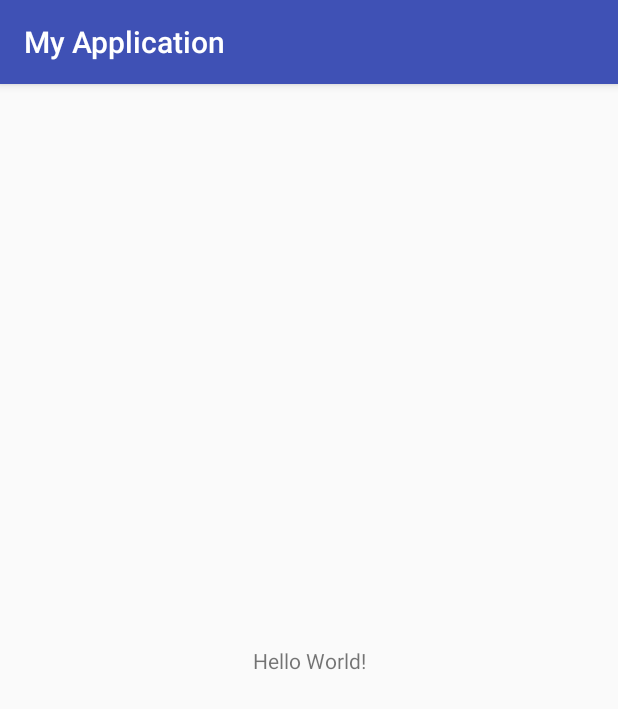
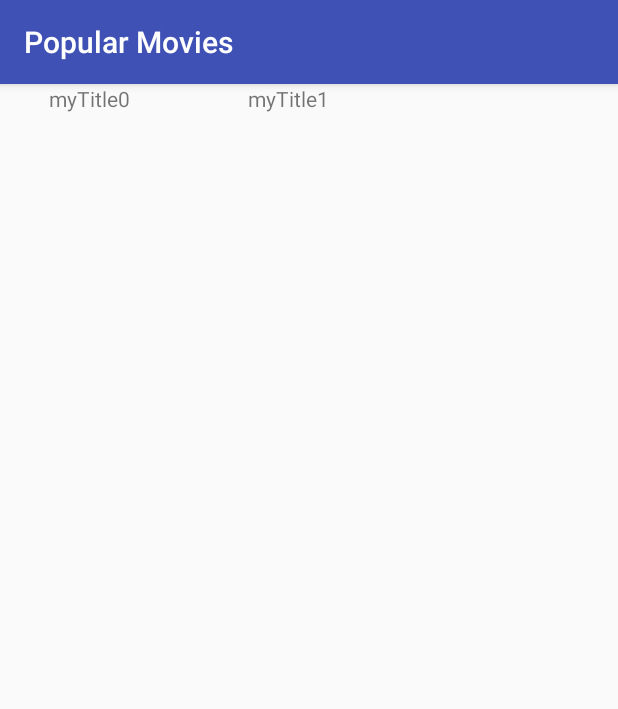
Before and after one commit to coreen/PopularMoviesKotlin, an Android app: the screen it shows after launch (MainActivity), on a phone screen of 412 x 824 dp. Shown: the top 709 px of the screen. Run offline under Robolectric (Android 15) with nearby library versions, the phone set to English and light mode, and no system bars.

Commit message:
rename package and initial gridView

```diff
--- a/app/build.gradle
+++ b/app/build.gradle
@@ -7,7 +7,7 @@ apply plugin: 'kotlin-android-extensions'
 android {
     compileSdkVersion 27
     defaultConfig {
-        applicationId "com.coreen.myapplication"
+        applicationId "com.coreen.popularmovies"
         minSdkVersion 16
         targetSdkVersion 27
         versionCode 1
--- a/app/src/main/AndroidManifest.xml
+++ b/app/src/main/AndroidManifest.xml
@@ -1,6 +1,6 @@
 <?xml version="1.0" encoding="utf-8"?>
 <manifest xmlns:android="http://schemas.android.com/apk/res/android"
-    package="com.coreen.myapplication">
+    package="com.coreen.popularmovies">
 
     <application
         android:allowBackup="true"
@@ -9,7 +9,7 @@
         android:roundIcon="@mipmap/ic_launcher_round"
         android:supportsRtl="true"
         android:theme="@style/AppTheme">
-        <activity android:name=".MainActivity">
+        <activity android:name="com.coreen.popularmovies.activity.MainActivity">
             <intent-filter>
                 <action android:name="android.intent.action.MAIN" />
 
--- /dev/null
+++ b/app/src/main/java/com/coreen/popularmovies/activity/MainActivity.kt
@@ -0,0 +1,27 @@
+package com.coreen.popularmovies.activity
+
+import android.support.v7.app.AppCompatActivity
+import android.os.Bundle
+import android.widget.GridView
+import com.coreen.popularmovies.R
+import com.coreen.popularmovies.adapter.MovieAdapter
+import com.coreen.popularmovies.model.Movie
+
+class MainActivity : AppCompatActivity() {
+
+    override fun onCreate(savedInstanceState: Bundle?) {
+        super.onCreate(savedInstanceState)
+        setContentView(R.layout.activity_main)
+
+        /**
+         * Initialize after implementing BaseAdapter
+         *
+         * https://stackoverflow.com/questions/46151681/how-can-we-implement-base-adapter-with-kotlin-in-android
+         */
+        var mGridView = findViewById<GridView>(R.id.gridview_movie)
+        mGridView.adapter = MovieAdapter(
+                this,
+                Array(2) { i -> Movie("myTitle" + i.toString(), "relativeImagePath",
+                        "mySummary", "myReleaseDate", "myVoteAvg") })
+    }
+}
--- /dev/null
+++ b/app/src/main/java/com/coreen/popularmovies/adapter/MovieAdapter.kt
@@ -0,0 +1,38 @@
+package com.coreen.popularmovies.adapter
+
+import android.content.Context
+import android.view.View
+import android.view.ViewGroup
+import android.widget.BaseAdapter
+import android.widget.TextView
+import com.coreen.popularmovies.model.Movie
+
+/**
+ * Kotlin uses Array<T> instead of primitive to have automatic getter, setter, and other functions defined
+ *
+ * https://kotlinlang.org/docs/reference/basic-types.html#arrays
+ */
+internal class MovieAdapter constructor(val context: Context, val movies: Array<Movie>): BaseAdapter() {
+    override fun getCount(): Int {
+        return movies.size
+    }
+
+    override fun getItemId(position: Int): Long {
+        return 0
+    }
+
+    /**
+     * Hack to stop Kotlin from complaining about NPE
+     *
+     * https://kotlinlang.org/docs/reference/null-safety.html
+     */
+    override fun getItem(position: Int): Any {
+        return null!!
+    }
+
+    override fun getView(position: Int, convertView: View?, parent: ViewGroup?): View {
+        var dummyTextView = TextView(context)
+        dummyTextView.text = movies[position].title
+        return dummyTextView
+    }
+}
--- /dev/null
+++ b/app/src/main/java/com/coreen/popularmovies/model/Movie.kt
@@ -0,0 +1,31 @@
+package com.coreen.popularmovies.model
+
+/**
+ * Constants defined outside class to maintain equivalent as "private static final"
+ *
+ * https://blog.egorand.me/where-do-i-put-my-constants-in-kotlin/
+ */
+const val IMAGE_BASE_URL = "http://image.tmdb.org/t/p/"
+const val IMAGE_DEFAULT_POSTER_SIZE = "w185"
+
+/**
+ * Primary constructor is part of class header
+ *
+ * https://kotlinlang.org/docs/reference/data-classes.html
+ */
+data class Movie constructor(val title: String, private val relativeImagePath: String,
+                             val summary: String, val releaseDate: String, val voteAvg: String) {
+    /**
+     * Getters and setters automatically defined (val => read-only, no setters; var => both)
+     *
+     * https://android.jlelse.eu/kotlin-for-android-developers-data-class-c2ad51a32844?gi=fe9ab7de7cce
+     */
+
+    /**
+     * Custom getter overrides
+     *
+     * https://kotlinlang.org/docs/reference/properties.html
+     */
+    val imagePath: String
+        get() = IMAGE_BASE_URL + IMAGE_DEFAULT_POSTER_SIZE + relativeImagePath
+}
--- a/app/src/main/res/layout/activity_main.xml
+++ b/app/src/main/res/layout/activity_main.xml
@@ -1,18 +1,20 @@
 <?xml version="1.0" encoding="utf-8"?>
-<android.support.constraint.ConstraintLayout xmlns:android="http://schemas.android.com/apk/res/android"
+<FrameLayout xmlns:android="http://schemas.android.com/apk/res/android"
     xmlns:app="http://schemas.android.com/apk/res-auto"
     xmlns:tools="http://schemas.android.com/tools"
     android:layout_width="match_parent"
     android:layout_height="match_parent"
-    tools:context=".MainActivity">
+    tools:context=".activity.MainActivity">
 
-    <TextView
-        android:layout_width="wrap_content"
-        android:layout_height="wrap_content"
-        android:text="Hello World!"
-        app:layout_constraintBottom_toBottomOf="parent"
-        app:layout_constraintLeft_toLeftOf="parent"
-        app:layout_constraintRight_toRightOf="parent"
-        app:layout_constraintTop_toTopOf="parent" />
+    <GridView
+        android:id="@+id/gridview_movie"
+        android:layout_width="match_parent"
+        android:layout_height="match_parent"
+        android:gravity="center"
+        android:columnWidth="100dp"
+        android:numColumns="auto_fit"
+        android:verticalSpacing="24dp"
+        android:horizontalSpacing="10dp"
+        android:stretchMode="spacingWidthUniform" />
 
-</android.support.constraint.ConstraintLayout>
+</FrameLayout>
--- a/app/src/main/res/values/strings.xml
+++ b/app/src/main/res/values/strings.xml
@@ -1,3 +1,3 @@
 <resources>
-    <string name="app_name">My Application</string>
+    <string name="app_name">Popular Movies</string>
 </resources>
```
Also changed, not shown: app/src/main/java/com/coreen/myapplication/MainActivity.kt (deleted, +0 -12 lines), 4 other files.
